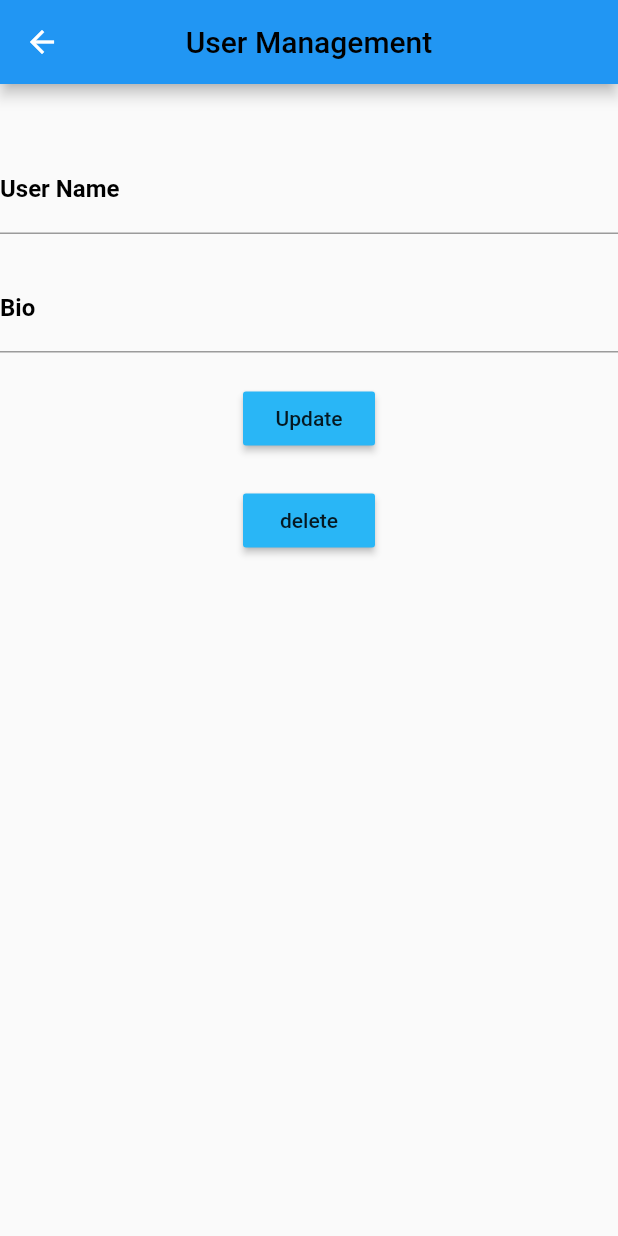
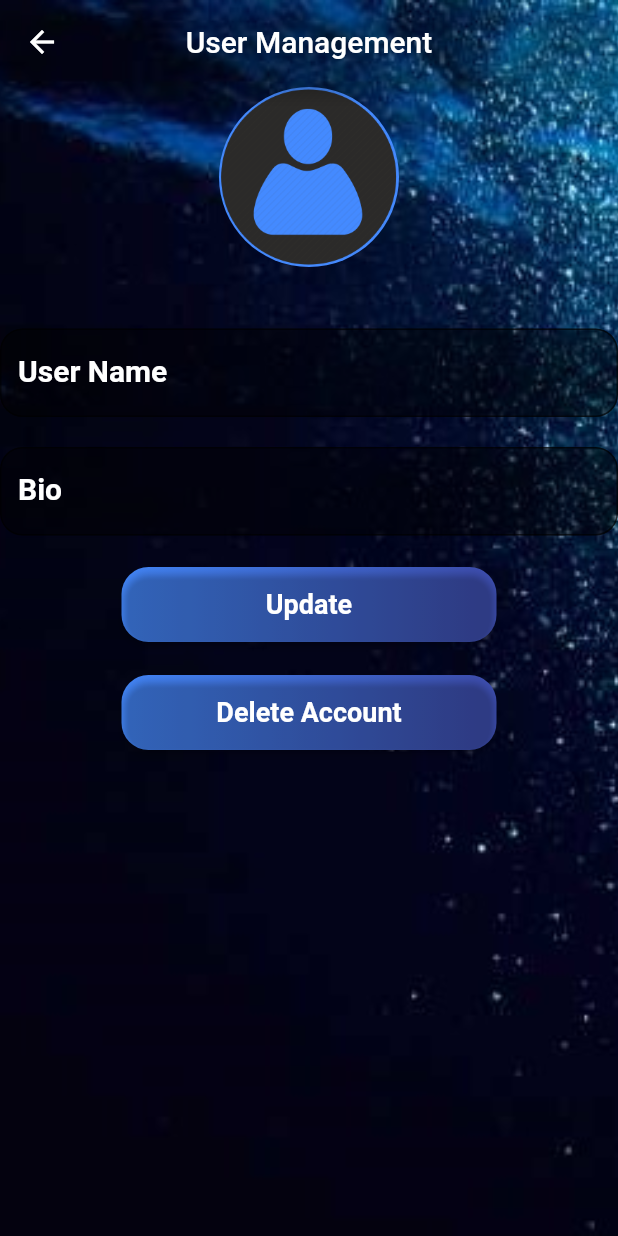
Before and after one commit to DevLaka/learn_a_fish, a Flutter app: the screen it shows once a user with an empty profile is signed in, after a tap on the "people outline" icon, on a phone screen of 412 x 824 dp. Run offline on Flutter 3.47's test engine with Material 2 defaults, Android fonts, the phone set to English and light mode, and no system bars; our stand-ins replace cloud_firestore, firebase_auth, firebase_storage, flutter_spinkit, image_picker, rflutter_alert and 1 more; accounts and stored records are empty; network calls fail; Roboto replaces fonts that are missing (Montserrat).

Commit message:
user management UI fixed

```diff
--- /dev/null
+++ b/lib/Components/UserList.dart
@@ -0,0 +1,188 @@
+import 'package:firebase_auth/firebase_auth.dart';
+import 'package:flutter/material.dart';
+import 'package:learnafish/Components/Constants.dart';
+import 'package:learnafish/Components/Loading.dart';
+import 'package:learnafish/models/user.dart';
+import 'package:learnafish/services/authentication_services/UserDBService.dart';
+import 'package:provider/provider.dart';
+
+class UserList extends StatefulWidget {
+  @override
+  _UserListState createState() => _UserListState();
+
+}
+
+class _UserListState extends State<UserList> {
+    final _key = GlobalKey<FormState>();
+    String error = '';
+
+//store current values
+  String _username;
+  String _bio;
+    bool load = false;
+   var email ;
+//get current user
+getcurrentuser() async {
+  FirebaseUser user = await FirebaseAuth.instance.currentUser();
+   email = user.email;
+  }
+  @override
+  Widget build(BuildContext context) {
+    final user = Provider.of<Userdata>(context) ?? Userdata(uid: DateTime.now().toIso8601String(), username: 'user', bio: 'biobio');
+    print(user.uid);
+    getcurrentuser();
+      return  load ? Loading() : StreamBuilder<Userdata>(
+      stream: UserDBService(uid:user.uid).userdata,
+      builder: (context, snapshot) {
+        if(snapshot.hasData){
+          Userdata data = snapshot.data;
+           return Form(
+          key: _key,
+          child:Column(
+          children: <Widget>[
+            Container(
+                      padding: EdgeInsets.fromLTRB(15.0, 2.0, 15.0, 0.0),
+                      child: Center(
+                        child: CircleAvatar(
+                          radius: 60.0,
+                          backgroundImage: AssetImage('assets/login-icon.png'),
+                          backgroundColor: Colors.blueAccent,
+                        ),
+                      ),
+                    ),
+           Text(
+              email.toString(),
+              style: TextStyle(
+                fontSize:18.0,
+                fontWeight: FontWeight.bold,
+                color: Colors.white
+              ) ,
+            ),
+             SizedBox(height:20.0),
+             TextFormField(
+               initialValue: data.username,
+               style: TextStyle(
+                   color: Colors.white, ),
+                decoration: newTextInputDecoration.copyWith(
+                 labelText : 'User Name',
+                  labelStyle : TextStyle(
+                  fontFamily : 'Montserrat',
+                  fontWeight : FontWeight.bold,
+                  fontSize: 20.0,
+                  color : Colors.white
+                     )
+                   ),
+                    onChanged: (val){
+                       setState(()=>_username = val);
+                     }
+               ),
+                SizedBox(height:20.0),
+             TextFormField(
+                initialValue: data.bio,
+                validator: (val) =>val.isEmpty ? 'Enter your bio' : null,
+                 style: TextStyle(
+                   color: Colors.white, ),
+                decoration:newTextInputDecoration.copyWith (
+                 labelText : 'Bio',
+                  labelStyle : TextStyle(
+                  fontFamily : 'Montserrat',
+                  fontWeight : FontWeight.bold,
+                  fontSize: 20.0,
+                  color : Colors.white
+                     )
+                   ),
+                    onChanged: (val){
+                       setState(()=>_bio = val);
+                     }
+               ),
+                SizedBox(height:20.0),
+                  Container(
+                    height: 50.0,
+                     width: 250.0,
+                    margin: EdgeInsets.symmetric(
+                    vertical: 1.0, horizontal: 30.0),
+                    decoration: BoxDecoration(
+                   gradient: LinearGradient(
+                    begin: Alignment.centerLeft,
+                    end: Alignment(0.9, 0.0),
+                    colors: [Colors.blueAccent, Colors.indigo],
+                     ),
+                     borderRadius: new BorderRadius.circular(18.0),
+                     ),
+                      child: RaisedButton(
+                      shape: RoundedRectangleBorder(
+                      borderRadius: BorderRadius.circular(18.0),
+                                  ),
+                       textColor: Colors.white,
+                        color: Colors.transparent,
+                         child: Text('Update',
+                           style: TextStyle(
+                              fontSize: 18.0,
+                              fontWeight: FontWeight.bold,
+                                      )),
+                                  onPressed: () async {
+                     if(_key.currentState.validate()){
+                      setState(()=> load = true);
+                      dynamic output = await UserDBService(uid: user.uid).updateUser(
+                        _username ?? data.username,
+                        _bio ?? data.bio
+
+                      );
+                      if(output == null)
+                      {
+                        setState(()
+                         {
+                          error= 'cannot update!';
+                          load = false;
+                         });
+                      }
+                    }
+                      }),
+                  ),
+                  SizedBox(height:20.0),
+                  Container(
+                    height: 50.0,
+                     width: 250.0,
+                    margin: EdgeInsets.symmetric(
+                    vertical: 1.0, horizontal: 30.0),
+                    decoration: BoxDecoration(
+                   gradient: LinearGradient(
+                    begin: Alignment.centerLeft,
+                    end: Alignment(0.9, 0.0),
+                    colors: [Colors.blueAccent, Colors.indigo],
+                     ),
+                     borderRadius: new BorderRadius.circular(18.0),
+                     ),
+                      child: RaisedButton(
+                      shape: RoundedRectangleBorder(
+                      borderRadius: BorderRadius.circular(18.0),
+                                  ),
+                       textColor: Colors.white,
+                        color: Colors.transparent,
+                         child: Text('Delete Account',
+                           style: TextStyle(
+                              fontSize: 18.0,
+                              fontWeight: FontWeight.bold,
+                                  )),
+                       onPressed: () async{
+                      await UserDBService(uid: user.uid).deleteuser().then((_) {
+                         setState(() {
+                        load = true;
+                        Navigator.pushReplacementNamed(context, '/login');
+                         });
+                         });
+                  }),
+                  ),
+          ],
+        ));
+        }else
+        {
+          return Container(
+
+          );
+        }
+
+      }
+    );
+  }
+}
--- a/lib/main.dart
+++ b/lib/main.dart
@@ -16,14 +16,14 @@ class MyApp extends StatelessWidget {
   @override
   Widget build(BuildContext context) {
     return StreamProvider<usermodel>.value(
-      value: services().user,
+      value: Services().user,
       child: MaterialApp(
         routes: {
           '/home': (context) => Home(),
           '/UserManagementview': (context) => Usermanagementview(),
           '/fishInsert': (context) => FishInsert(),
           '/fishView': (context) => FishView(),
-          '/login': (context) => login(),
+          '/login': (context) => Login(),
         },
         home: SplashScreen(
           gradientBackground: LinearGradient(
@@ -46,7 +46,7 @@ class MyApp extends StatelessWidget {
               'https://i.giphy.com/media/sxXJgb4LCmJ44/giphy.gif'),
           loaderColor: Colors.white,
           photoSize: 150.0,
-          navigateAfterSeconds: wrapper(),
+          navigateAfterSeconds: Wrapper(),
         ),
       ),
     );
--- a/lib/screens/Home.dart
+++ b/lib/screens/Home.dart
@@ -6,7 +6,7 @@ import 'package:provider/provider.dart';
 import 'package:learnafish/Components/FishList.dart';
 
 class Home extends StatelessWidget {
-  final services _homeAuthentication = services();
+  final Services _homeAuthentication = Services();
   @override
   Widget build(BuildContext context) {
     return StreamProvider<List<Fish>>.value(
@@ -51,7 +51,7 @@ class Home extends StatelessWidget {
                 IconButton(
                   icon: Icon(Icons.exit_to_app),
                   onPressed: () async {
-                    await _homeAuthentication.SignOut();
+                    await _homeAuthentication.signOut();
                   },
                 ),
               ],
--- a/lib/screens/Login.dart
+++ b/lib/screens/Login.dart
@@ -4,16 +4,16 @@ import 'package:learnafish/Components/Loading.dart';
 import 'package:learnafish/Components/Constants.dart';
 import 'package:learnafish/services/authentication_services/AuthenticationService.dart';
 
-class login extends StatefulWidget {
+class Login extends StatefulWidget {
   final Function redirect;
-  login({this.redirect});
+  Login({this.redirect});
 
   @override
-  _loginState createState() => _loginState();
+  _LoginState createState() => _LoginState();
 }
 
-class _loginState extends State<login> {
-  final services _authentication = services();
+class _LoginState extends State<Login> {
+  final Services _authentication = Services();
   //for validations
   final _key = GlobalKey<FormState>();
   String error = '';
@@ -103,7 +103,7 @@ class _loginState extends State<login> {
                                 color: Colors.white,
                               ),
                               decoration: newTextInputDecoration.copyWith(
-                                labelText: "Pasword",
+                                labelText: "Password",
                                 prefixIcon: Icon(
                                   Icons.vpn_key,
                                   color: Colors.white,
--- a/lib/screens/Register.dart
+++ b/lib/screens/Register.dart
@@ -3,16 +3,16 @@ import 'package:learnafish/Components/Loading.dart';
 import 'package:learnafish/services/authentication_services/AuthenticationService.dart';
 import 'package:learnafish/Components/Constants.dart';
 
-class register extends StatefulWidget {
+class Register extends StatefulWidget {
   final Function redirect;
-  register({this.redirect});
+  Register({this.redirect});
 
   @override
-  _registerState createState() => _registerState();
+  _RegisterState createState() => _RegisterState();
 }
 
-class _registerState extends State<register> {
-  final services _authentication = services();
+class _RegisterState extends State<Register> {
+  final Services _authentication = Services();
 
   //for validations
   final _key = GlobalKey<FormState>();
--- a/lib/screens/UserList.dart
+++ /dev/null
@@ -1,131 +0,0 @@
-import 'package:firebase_auth/firebase_auth.dart';
-import 'package:flutter/material.dart';
-import 'package:learnafish/Components/Loading.dart';
-import 'package:learnafish/models/user.dart';
-import 'package:learnafish/services/authentication_services/UserDBService.dart';
-import 'package:learnafish/services/fish_crud_and_orther_services/db.dart';
-import 'package:provider/provider.dart';
-
-class UserList extends StatefulWidget {
-  @override
-  _UserListState createState() => _UserListState();
-
-}
-
-class _UserListState extends State<UserList> {
-    final _key = GlobalKey<FormState>();
-    String error = '';
-
-//store current values
-  String _username;
-  String _bio;
-    bool load = false;
-   var email ;
-//get current user
-getcurrentuser() async {
-  FirebaseUser user = await FirebaseAuth.instance.currentUser();
-   email = user.email;
-  }
-  @override
-  Widget build(BuildContext context) {
-    final user = Provider.of<Userdata>(context) ?? Userdata(uid: DateTime.now().toIso8601String(), username: 'user', bio: 'biobio');
-    print(user.uid);
-    getcurrentuser();
-      return  load ? Loading() : StreamBuilder<Userdata>(
-      stream: UserDBService(uid:user.uid).userdata,
-      builder: (context, snapshot) {
-        if(snapshot.hasData){
-          Userdata data = snapshot.data;
-           return Form(
-          key: _key,
-          child:Column(
-          children: <Widget>[
-           Text(
-              email.toString(),
-              style: TextStyle(
-                fontSize:18.0,
-                fontWeight: FontWeight.bold
-              ) ,
-            ),
-             SizedBox(height:20.0),
-             TextFormField(
-               initialValue: data.username,
-                decoration: InputDecoration(
-                 labelText : 'User Name',
-                  labelStyle : TextStyle(
-                  fontFamily : 'Montserrat',
-                  fontWeight : FontWeight.bold,
-                  color : Colors.black
-                     )
-                   ),
-                    onChanged: (val){
-                       setState(()=>_username = val);
-                     }
-               ),
-                SizedBox(height:20.0),
-             TextFormField(
-                initialValue: data.bio,
-                validator: (val) =>val.isEmpty ? 'Enter your bio' : null,
-                decoration: InputDecoration(
-                 labelText : 'Bio',
-                  labelStyle : TextStyle(
-                  fontFamily : 'Montserrat',
-                  fontWeight : FontWeight.bold,
-                  color : Colors.black
-                     )
-                   ),
-                    onChanged: (val){
-                       setState(()=>_bio = val);
-                     }
-               ),
-
-                SizedBox(height:20.0),
-                RaisedButton(
-                  color: Colors.lightBlue[400] ,
-                  child: Text( 'Update'),
-                  onPressed: () async{
-                    if(_key.currentState.validate()){
-                      setState(()=> load = true);
-                      dynamic output = await UserDBService(uid: user.uid).updateUser(
-                        _username ?? data.username,
-                        _bio ?? data.bio
-
-                      );
-                      if(output == null)
-                      {
-                        setState(()
-                         {
-                          error= 'incorret password or email !';
-                          load = false;
-                         });
-                      }
-
-                    }
-                  }
-                  ),
-                  SizedBox(height:20.0),
-                RaisedButton(
-                  color: Colors.lightBlue[400] ,
-                  child: Text( 'delete'),
-                  onPressed: () async{
-                      await UserDBService(uid: user.uid).deleteuser().then((_) {
-                         setState(() {
-                        load = true;
-                        Navigator.pushReplacementNamed(context, '/login');
-                         });
-                         });
-                  }
-                  )
-          ],
-        ));
-        }else
-        {
-          return Container(
-
-          );
-        };
-
-      }
-    );
-  }
-}
--- a/lib/screens/UserManagementView.dart
+++ b/lib/screens/UserManagementView.dart
@@ -1,35 +1,44 @@
 import 'package:flutter/material.dart';
+import 'package:learnafish/Components/UserList.dart';
 import 'package:learnafish/models/user.dart';
-import 'package:learnafish/screens/UserList.dart';
 import 'package:learnafish/services/authentication_services/AuthenticationService.dart';
 import 'package:learnafish/services/authentication_services/UserDBService.dart';
-import 'package:learnafish/services/fish_crud_and_orther_services/db.dart';
 import 'package:provider/provider.dart';
 
 
 class Usermanagementview extends StatelessWidget {
   //variables
-  final services _HomeAuthentication = services();
+  final Services _HomeAuthentication = Services();
   @override
   Widget build(BuildContext context) {
+
       final user = Provider.of<usermodel>(context);
     return StreamProvider<Userdata>.value(
       value: UserDBService(uid:user.userid).userdata,
+      child: Container(
+        decoration: BoxDecoration(
+            image : DecorationImage(
+              image : AssetImage('assets/background.jpg'),
+              fit : BoxFit.cover,
+            ),
+          ),
+
         child: Scaffold(
+            backgroundColor: Colors.transparent,
           appBar: AppBar(
+            backgroundColor: Colors.transparent,
             title: Text(
               'User Management',
               style: TextStyle(
-              color: Colors.black,
+                color: Colors.white,
               ),
             ),
             centerTitle: true,
           ),
 
-      body: Center(
-            child: UserList()
+        body: UserList(),
+
         ),
-
       ),
     );
   }
--- a/lib/screens/wrapper.dart
+++ b/lib/screens/wrapper.dart
@@ -4,13 +4,13 @@ import 'package:learnafish/screens/Home.dart';
 import 'package:provider/provider.dart';
 import 'package:learnafish/services/authentication_services/authenticate.dart';
 
-class wrapper extends StatelessWidget{
+class Wrapper extends StatelessWidget{
   @override
   Widget build (BuildContext context){
     final userprovider = Provider.of<usermodel>(context);
 
     if(userprovider == null){
-      return authenticate();
+      return Authenticate();
     }else {
       return Home();
    }
--- a/lib/services/authentication_services/AuthenticationService.dart
+++ b/lib/services/authentication_services/AuthenticationService.dart
@@ -1,9 +1,9 @@
 import 'package:firebase_auth/firebase_auth.dart';
 import 'package:learnafish/models/user.dart';
 import 'package:learnafish/services/authentication_services/UserDBService.dart';
-import 'package:learnafish/services/fish_crud_and_orther_services/db.dart';
 
-class services{
+
+class Services{
 
 final FirebaseAuth _userAuthInstance = FirebaseAuth.instance;
 
@@ -39,7 +39,7 @@ final FirebaseAuth _userAuthInstance = FirebaseAuth.instance;
       AuthResult rslt = await _userAuthInstance.createUserWithEmailAndPassword(email: email, password: pwd);
       FirebaseUser reguser = rslt.user;
       //new document for extra information on user
-      await UserDBService(uid: reguser.uid).updateUser('username', '-');
+      await UserDBService(uid: reguser.uid).updateUser('Initial user name', ' Initial Bio');
 
       return  _firebaseuser(reguser);
     }catch(e)
@@ -51,7 +51,7 @@ final FirebaseAuth _userAuthInstance = FirebaseAuth.instance;
   }
 
   //signout
-  Future SignOut() async{
+  Future signOut() async{
     try{
       return await _userAuthInstance.signOut();
     }catch(e){
--- a/lib/services/authentication_services/UserDBService.dart
+++ b/lib/services/authentication_services/UserDBService.dart
@@ -3,7 +3,7 @@ import 'package:firebase_auth/firebase_auth.dart';
 import 'package:learnafish/models/user.dart';
 
 class UserDBService{
-  // reference to the collection
+  // reference to the user collection
   final CollectionReference userCollection = Firestore.instance.collection('User');
 
   //variables for user management
@@ -18,13 +18,13 @@ class UserDBService{
     });
 
   }
-  //delte record
+  //delete record
   Future deleteusernew() async{
     bool result = false;
     return await  userCollection.document(uid).delete();
   }
 
-  //delte record
+  //delete user record
   Future deleteuser() async{
     FirebaseUser user = await FirebaseAuth.instance.currentUser();
     return await user.delete();
--- a/lib/services/authentication_services/authenticate.dart
+++ b/lib/services/authentication_services/authenticate.dart
@@ -2,12 +2,12 @@ import 'package:flutter/material.dart';
 import 'package:learnafish/screens/Register.dart';
 import 'package:learnafish/screens/Login.dart';
 
-class authenticate extends StatefulWidget {
+class Authenticate extends StatefulWidget {
   @override
-  _authenticateState createState() => _authenticateState();
+  _AuthenticateState createState() => _AuthenticateState();
 }
 
-class _authenticateState extends State<authenticate> {
+class _AuthenticateState extends State<Authenticate> {
 
   //statement
   bool value = true;
@@ -19,11 +19,11 @@ class _authenticateState extends State<authenticate> {
   Widget build(BuildContext context) {
     if (value)
     {
-      return login(redirect: redirect);
+      return Login(redirect: redirect);
     }
     else
     {
-      return register(redirect: redirect);
+      return Register(redirect: redirect);
     }
   }
 }
```
Lines whose indentation alone changed are shown as unchanged.
